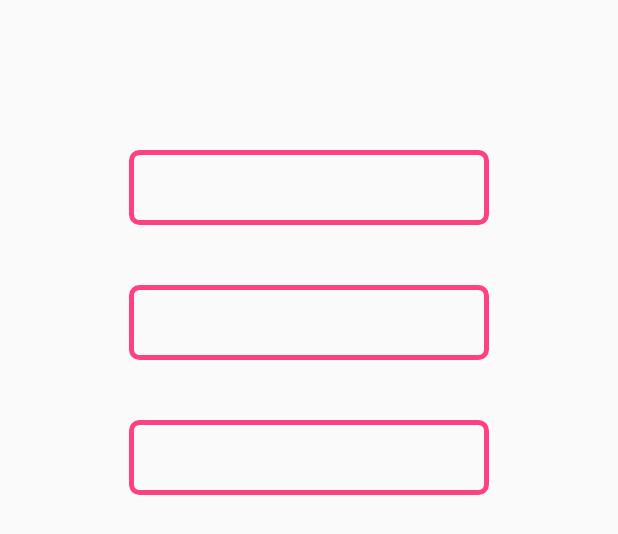
After one commit to abhinav272/Geofence, an Android app: the layout activity_home.xml on its own in the app's theme, with its tools: preview values and no code run, on a phone screen of 412 x 824 dp. The commit adds this screen. Shown: the top 534 px of the screen. Run offline under Robolectric (Android 15) with nearby library versions, the phone set to English and light mode, and no system bars.

Commit message:
UI implementations only

```diff
--- /dev/null
+++ b/app/src/main/res/drawable/border_bg.xml
@@ -0,0 +1,7 @@
+<?xml version="1.0" encoding="utf-8"?>
+<shape xmlns:android="http://schemas.android.com/apk/res/android"
+    android:shape="rectangle">
+    <corners android:radius="5dp" />
+    <stroke android:width="3dp"
+        android:color="@color/colorAccent" />
+</shape>
--- /dev/null
+++ b/app/src/main/res/drawable/location_icon_1_svg.xml
@@ -0,0 +1,4 @@
+<vector android:height="30dp" android:viewportHeight="24.0"
+    android:viewportWidth="24.0" android:width="30dp" xmlns:android="http://schemas.android.com/apk/res/android">
+    <path android:fillColor="#FF000000" android:pathData="M12,2C8.14,2 5,5.14 5,9c0,5.25 7,13 7,13s7,-7.75 7,-13c0,-3.86 -3.14,-7 -7,-7zM12,4c1.1,0 2,0.9 2,2 0,1.11 -0.9,2 -2,2s-2,-0.89 -2,-2c0,-1.1 0.9,-2 2,-2zM12,14c-1.67,0 -3.14,-0.85 -4,-2.15 0.02,-1.32 2.67,-2.05 4,-2.05s3.98,0.73 4,2.05c-0.86,1.3 -2.33,2.15 -4,2.15z"/>
+</vector>
--- /dev/null
+++ b/app/src/main/res/drawable/location_icon_2_svg.xml
@@ -0,0 +1,4 @@
+<vector android:height="30dp" android:viewportHeight="24.0"
+    android:viewportWidth="24.0" android:width="30dp" xmlns:android="http://schemas.android.com/apk/res/android">
+    <path android:fillColor="#FF000000" android:pathData="M13.49,5.48c1.1,0 2,-0.9 2,-2s-0.9,-2 -2,-2 -2,0.9 -2,2 0.9,2 2,2zM9.89,19.38l1,-4.4 2.1,2v6h2v-7.5l-2.1,-2 0.6,-3c1.3,1.5 3.3,2.5 5.5,2.5v-2c-1.9,0 -3.5,-1 -4.3,-2.4l-1,-1.6c-0.4,-0.6 -1,-1 -1.7,-1 -0.3,0 -0.5,0.1 -0.8,0.1l-5.2,2.2v4.7h2v-3.4l1.8,-0.7 -1.6,8.1 -4.9,-1 -0.4,2 7,1.4z"/>
+</vector>
--- /dev/null
+++ b/app/src/main/res/drawable/location_icon_4_svg.xml
@@ -0,0 +1,4 @@
+<vector android:height="30dp" android:viewportHeight="24.0"
+    android:viewportWidth="24.0" android:width="30dp" xmlns:android="http://schemas.android.com/apk/res/android">
+    <path android:fillColor="#FF000000" android:pathData="M21,3L3,10.53v0.98l6.84,2.65L12.48,21h0.98L21,3z"/>
+</vector>
--- /dev/null
+++ b/app/src/main/res/layout/activity_home.xml
@@ -0,0 +1,39 @@
+<?xml version="1.0" encoding="utf-8"?>
+<RelativeLayout xmlns:android="http://schemas.android.com/apk/res/android"
+    android:layout_width="match_parent"
+    android:layout_height="match_parent">
+
+    <Button
+        android:id="@+id/btn1"
+        android:layout_marginTop="100dp"
+        android:layout_centerHorizontal="true"
+        style="?borderlessButtonStyle"
+        android:textColor="@color/colorAccent"
+        android:background="@drawable/border_bg"
+        android:layout_width="240dp"
+        android:layout_height="50dp" />
+
+    <Button
+        android:id="@+id/btn2"
+        android:layout_marginTop="40dp"
+        android:layout_centerHorizontal="true"
+        style="?borderlessButtonStyle"
+        android:layout_below="@+id/btn1"
+        android:textColor="@color/colorAccent"
+        android:background="@drawable/border_bg"
+        android:layout_width="240dp"
+        android:layout_height="50dp" />
+
+    <Button
+        android:id="@+id/btn3"
+        android:layout_marginTop="40dp"
+        android:layout_centerHorizontal="true"
+        style="?borderlessButtonStyle"
+        android:layout_below="@+id/btn2"
+        android:textColor="@color/colorAccent"
+        android:background="@drawable/border_bg"
+        android:layout_width="240dp"
+        android:layout_height="50dp" />
+
+
+</RelativeLayout>
```
Also changed, not shown: app/src/main/java/com/abhinav/geofence/HomeActivity.java (added, +16 -0 lines), app/src/main/java/com/abhinav/geofence/SplashActivity.java (+10 -0 lines), app/src/main/res/drawable/location_icon_3_svg.xml (added, +9 -0 lines), app/src/main/res/layout/activity_splash.xml (+29 -3 lines).
